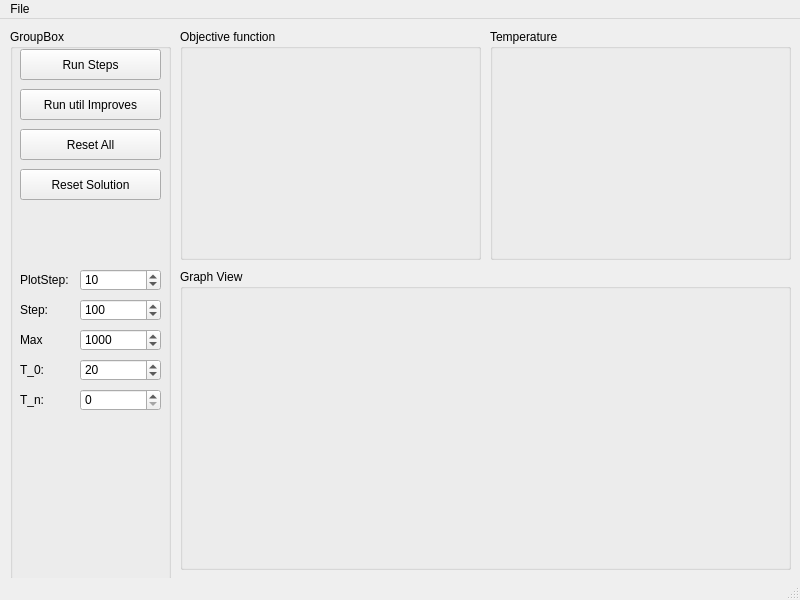
Before: the Qt Designer form mainWindow.ui in h3nnn4n/tsp_simmulated_annealing.py, drawn with Qt 5.
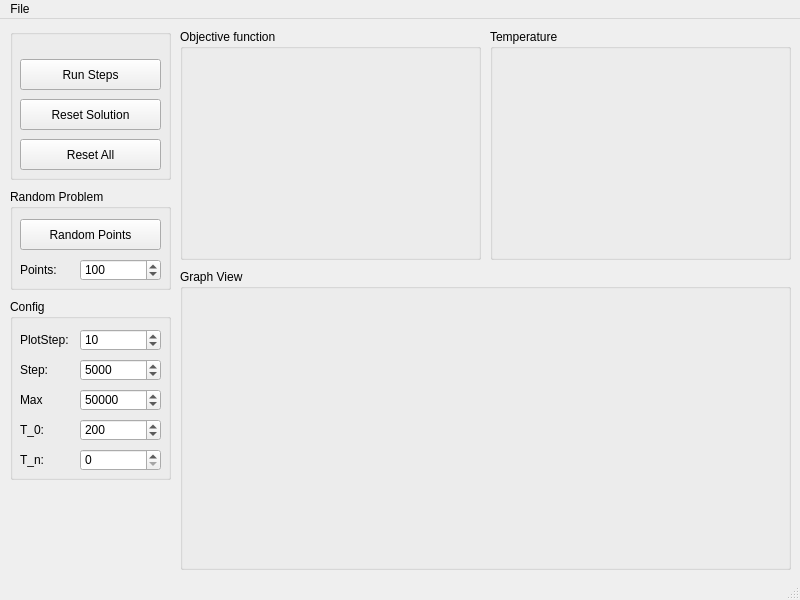
After: the same form once the commit is applied.

Commit message: Writes tempterature and obj function to the screen + generate random points

```diff
--- a/mainWindow.ui
+++ b/mainWindow.ui
@@ -20,17 +20,17 @@
       <x>10</x>
       <y>10</y>
       <width>161</width>
-      <height>551</height>
+      <height>151</height>
      </rect>
     </property>
     <property name="title">
-     <string>GroupBox</string>
+     <string/>
     </property>
     <widget class="QPushButton" name="btn_run">
      <property name="geometry">
       <rect>
        <x>10</x>
-       <y>20</y>
+       <y>30</y>
        <width>141</width>
        <height>31</height>
       </rect>
@@ -43,7 +43,7 @@
      <property name="geometry">
       <rect>
        <x>10</x>
-       <y>100</y>
+       <y>110</y>
        <width>141</width>
        <height>31</height>
       </rect>
@@ -56,7 +56,7 @@
      <property name="geometry">
       <rect>
        <x>10</x>
-       <y>140</y>
+       <y>70</y>
        <width>141</width>
        <height>31</height>
       </rect>
@@ -65,164 +65,6 @@
       <string>Reset Solution</string>
      </property>
     </widget>
-    <widget class="QSpinBox" name="step_size">
-     <property name="geometry">
-      <rect>
-       <x>70</x>
-       <y>270</y>
-       <width>81</width>
-       <height>22</height>
-      </rect>
-     </property>
-     <property name="maximum">
-      <number>10000000</number>
-     </property>
-     <property name="value">
-      <number>100</number>
-     </property>
-    </widget>
-    <widget class="QLabel" name="label">
-     <property name="geometry">
-      <rect>
-       <x>10</x>
-       <y>270</y>
-       <width>31</width>
-       <height>21</height>
-      </rect>
-     </property>
-     <property name="text">
-      <string>Step:</string>
-     </property>
-    </widget>
-    <widget class="QPushButton" name="btn_run_next">
-     <property name="geometry">
-      <rect>
-       <x>10</x>
-       <y>60</y>
-       <width>141</width>
-       <height>31</height>
-      </rect>
-     </property>
-     <property name="text">
-      <string>Run util Improves</string>
-     </property>
-    </widget>
-    <widget class="QSpinBox" name="step_max">
-     <property name="geometry">
-      <rect>
-       <x>70</x>
-       <y>300</y>
-       <width>81</width>
-       <height>22</height>
-      </rect>
-     </property>
-     <property name="maximum">
-      <number>10000000</number>
-     </property>
-     <property name="value">
-      <number>1000</number>
-     </property>
-    </widget>
-    <widget class="QLabel" name="label_2">
-     <property name="geometry">
-      <rect>
-       <x>10</x>
-       <y>330</y>
-       <width>31</width>
-       <height>21</height>
-      </rect>
-     </property>
-     <property name="text">
-      <string>T_0:</string>
-     </property>
-    </widget>
-    <widget class="QSpinBox" name="tn">
-     <property name="geometry">
-      <rect>
-       <x>70</x>
-       <y>360</y>
-       <width>81</width>
-       <height>22</height>
-      </rect>
-     </property>
-     <property name="maximum">
-      <number>1000</number>
-     </property>
-     <property name="value">
-      <number>0</number>
-     </property>
-    </widget>
-    <widget class="QLabel" name="label_3">
-     <property name="geometry">
-      <rect>
-       <x>10</x>
-       <y>360</y>
-       <width>31</width>
-       <height>21</height>
-      </rect>
-     </property>
-     <property name="text">
-      <string>T_n:</string>
-     </property>
-    </widget>
-    <widget class="QSpinBox" name="t0">
-     <property name="geometry">
-      <rect>
-       <x>70</x>
-       <y>330</y>
-       <width>81</width>
-       <height>22</height>
-      </rect>
-     </property>
-     <property name="maximum">
-      <number>1000</number>
-     </property>
-     <property name="value">
-      <number>20</number>
-     </property>
-    </widget>
-    <widget class="QLabel" name="label_4">
-     <property name="geometry">
-      <rect>
-       <x>10</x>
-       <y>300</y>
-       <width>31</width>
-       <height>21</height>
-      </rect>
-     </property>
-     <property name="text">
-      <string>Max</string>
-     </property>
-    </widget>
-    <widget class="QSpinBox" name="step_plot">
-     <property name="geometry">
-      <rect>
-       <x>70</x>
-       <y>240</y>
-       <width>81</width>
-       <height>22</height>
-      </rect>
-     </property>
-     <property name="maximum">
-      <number>10000000</number>
-     </property>
-     <property name="value">
-      <number>10</number>
-     </property>
-    </widget>
-    <widget class="QLabel" name="label_5">
-     <property name="geometry">
-      <rect>
-       <x>10</x>
-       <y>240</y>
-       <width>51</width>
-       <height>21</height>
-      </rect>
-     </property>
-     <property name="text">
-      <string>PlotStep:</string>
-     </property>
-    </widget>
    </widget>
    <widget class="QGroupBox" name="groupBox_2">
     <property name="geometry">
@@ -290,6 +132,232 @@
        <width>301</width>
        <height>211</height>
       </rect>
+     </property>
+     <widget class="QLabel" name="temp_label">
+      <property name="geometry">
+       <rect>
+        <x>150</x>
+        <y>10</y>
+        <width>141</width>
+        <height>20</height>
+       </rect>
+      </property>
+      <property name="text">
+       <string/>
+      </property>
+     </widget>
+    </widget>
+   </widget>
+   <widget class="QGroupBox" name="groupBox_5">
+    <property name="geometry">
+     <rect>
+      <x>10</x>
+      <y>280</y>
+      <width>161</width>
+      <height>181</height>
+     </rect>
+    </property>
+    <property name="title">
+     <string>Config</string>
+    </property>
+    <widget class="QLabel" name="label_5">
+     <property name="geometry">
+      <rect>
+       <x>10</x>
+       <y>30</y>
+       <width>61</width>
+       <height>21</height>
+      </rect>
+     </property>
+     <property name="text">
+      <string>PlotStep:</string>
+     </property>
+    </widget>
+    <widget class="QLabel" name="label">
+     <property name="geometry">
+      <rect>
+       <x>10</x>
+       <y>60</y>
+       <width>31</width>
+       <height>21</height>
+      </rect>
+     </property>
+     <property name="text">
+      <string>Step:</string>
+     </property>
+    </widget>
+    <widget class="QSpinBox" name="t0">
+     <property name="geometry">
+      <rect>
+       <x>70</x>
+       <y>120</y>
+       <width>81</width>
+       <height>22</height>
+      </rect>
+     </property>
+     <property name="maximum">
+      <number>1000</number>
+     </property>
+     <property name="value">
+      <number>200</number>
+     </property>
+    </widget>
+    <widget class="QSpinBox" name="step_size">
+     <property name="geometry">
+      <rect>
+       <x>70</x>
+       <y>60</y>
+       <width>81</width>
+       <height>22</height>
+      </rect>
+     </property>
+     <property name="maximum">
+      <number>10000000</number>
+     </property>
+     <property name="value">
+      <number>5000</number>
+     </property>
+    </widget>
+    <widget class="QSpinBox" name="tn">
+     <property name="geometry">
+      <rect>
+       <x>70</x>
+       <y>150</y>
+       <width>81</width>
+       <height>22</height>
+      </rect>
+     </property>
+     <property name="maximum">
+      <number>1000</number>
+     </property>
+     <property name="value">
+      <number>0</number>
+     </property>
+    </widget>
+    <widget class="QLabel" name="label_2">
+     <property name="geometry">
+      <rect>
+       <x>10</x>
+       <y>120</y>
+       <width>31</width>
+       <height>21</height>
+      </rect>
+     </property>
+     <property name="text">
+      <string>T_0:</string>
+     </property>
+    </widget>
+    <widget class="QLabel" name="label_3">
+     <property name="geometry">
+      <rect>
+       <x>10</x>
+       <y>150</y>
+       <width>31</width>
+       <height>21</height>
+      </rect>
+     </property>
+     <property name="text">
+      <string>T_n:</string>
+     </property>
+    </widget>
+    <widget class="QSpinBox" name="step_plot">
+     <property name="geometry">
+      <rect>
+       <x>70</x>
+       <y>30</y>
+       <width>81</width>
+       <height>22</height>
+      </rect>
+     </property>
+     <property name="maximum">
+      <number>10000000</number>
+     </property>
+     <property name="value">
+      <number>10</number>
+     </property>
+    </widget>
+    <widget class="QSpinBox" name="step_max">
+     <property name="geometry">
+      <rect>
+       <x>70</x>
+       <y>90</y>
+       <width>81</width>
+       <height>22</height>
+      </rect>
+     </property>
+     <property name="maximum">
+      <number>10000000</number>
+     </property>
+     <property name="value">
+      <number>50000</number>
+     </property>
+    </widget>
+    <widget class="QLabel" name="label_4">
+     <property name="geometry">
+      <rect>
+       <x>10</x>
+       <y>90</y>
+       <width>31</width>
+       <height>21</height>
+      </rect>
+     </property>
+     <property name="text">
+      <string>Max</string>
+     </property>
+    </widget>
+   </widget>
+   <widget class="QGroupBox" name="groupBox_6">
+    <property name="geometry">
+     <rect>
+      <x>10</x>
+      <y>170</y>
+      <width>161</width>
+      <height>101</height>
+     </rect>
+    </property>
+    <property name="title">
+     <string>Random Problem</string>
+    </property>
+    <widget class="QPushButton" name="btn_random_points">
+     <property name="geometry">
+      <rect>
+       <x>10</x>
+       <y>30</y>
+       <width>141</width>
+       <height>31</height>
+      </rect>
+     </property>
+     <property name="text">
+      <string>Random Points</string>
+     </property>
+    </widget>
+    <widget class="QSpinBox" name="n_points">
+     <property name="geometry">
+      <rect>
+       <x>70</x>
+       <y>70</y>
+       <width>81</width>
+       <height>22</height>
+      </rect>
+     </property>
+     <property name="maximum">
+      <number>10000000</number>
+     </property>
+     <property name="value">
+      <number>100</number>
+     </property>
+    </widget>
+    <widget class="QLabel" name="label_6">
+     <property name="geometry">
+      <rect>
+       <x>10</x>
+       <y>70</y>
+       <width>61</width>
+       <height>21</height>
+      </rect>
+     </property>
+     <property name="text">
+      <string>Points:</string>
      </property>
     </widget>
    </widget>
```
Left out of the diff: 13 changed lines with no effect on the pictures. The commit also changes 3 other files.
